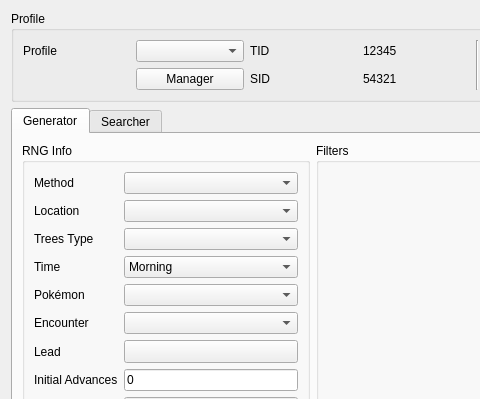
Before: the Qt Designer form Source/Forms/Gen4/Wild4.ui in Admiral-Fish/PokeFinder, drawn with Qt 5; both pictures show x 0 to 480 and y 0 to 399 of the 1200 by 700 pixel window.
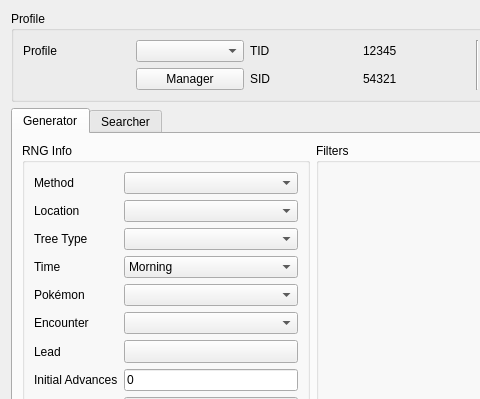
After: the same form once the commit is applied. Custom widgets are drawn as their Qt base class.

```diff
--- a/Source/Forms/Gen4/Wild4.ui
+++ b/Source/Forms/Gen4/Wild4.ui
@@ -375,7 +375,7 @@
              <bool>true</bool>
             </property>
             <property name="text">
-             <string>Trees Type</string>
+             <string>Tree Type</string>
             </property>
            </widget>
           </item>
```
Left out of the diff: 4 changed lines with no effect on the pictures.
